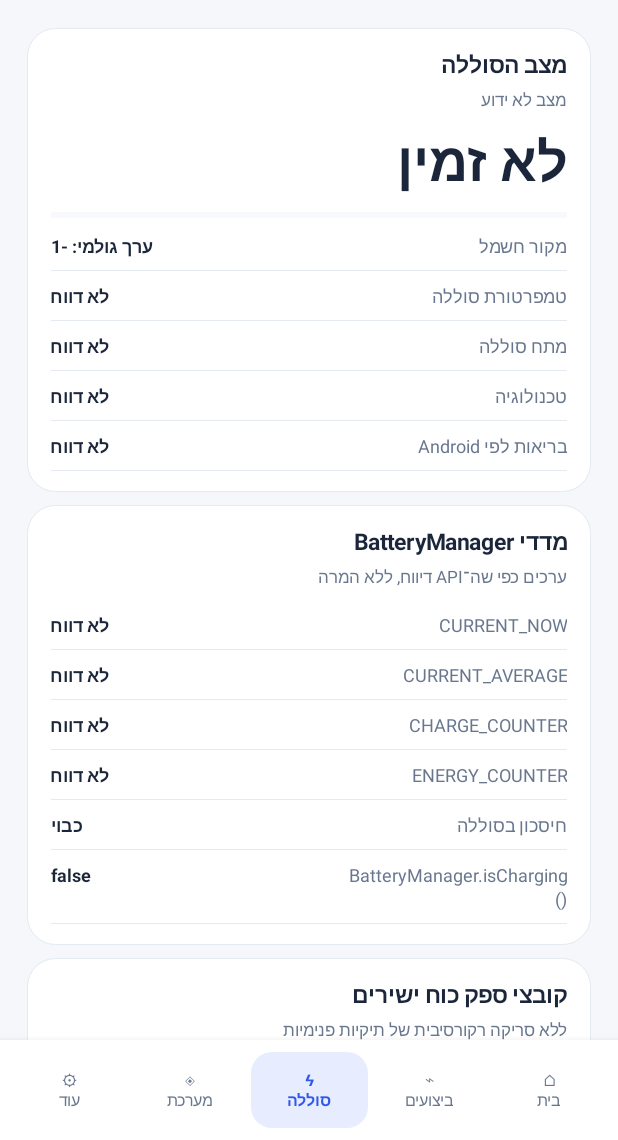
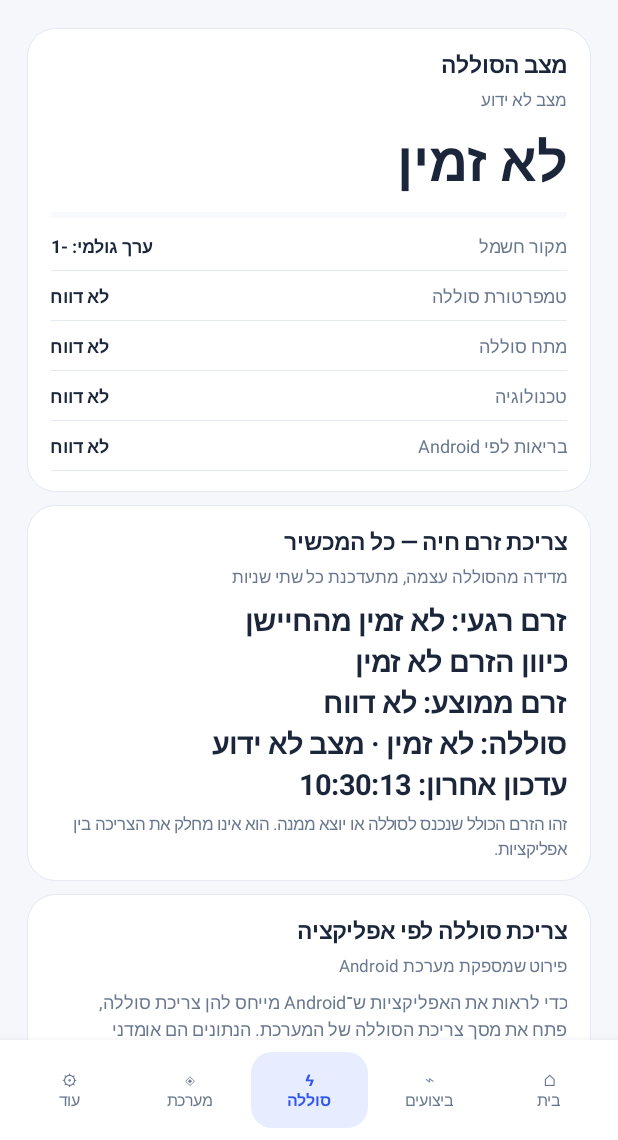
Before and after one commit to a0534186049-byte/app, an Android app: the screen it shows after launch (MainActivity), after a tap on an icon or button, on a phone screen of 412 x 824 dp, the part 96-1236 px from its top. Run offline under Robolectric (Android 15) with nearby library versions, the phone set to English and light mode, and no system bars; 3 other taps on this screen came first.

Commit message:
Add Android battery usage shortcut and live whole-device current monitor

```diff
--- a/app/build.gradle.kts
+++ b/app/build.gradle.kts
@@ -11,8 +11,8 @@ android {
         applicationId = "il.devicelab"
         minSdk = 33
         targetSdk = 35
-        versionCode = 3
-        versionName = "2.0.1"
+        versionCode = 4
+        versionName = "2.1.0"
     }
 
     buildTypes {
--- a/app/src/main/kotlin/il/devicelab/MainActivity.kt
+++ b/app/src/main/kotlin/il/devicelab/MainActivity.kt
@@ -14,6 +14,8 @@ import android.hardware.camera2.CameraManager
 import android.media.MediaCodecList
 import android.os.BatteryManager
 import android.os.Build
+import android.os.Handler
+import android.os.Looper
 import android.os.Bundle
 import android.os.Environment
 import android.os.PowerManager
@@ -79,6 +81,8 @@ class MainActivity : Activity() {
 
     private val fmt = DecimalFormat("#,##0.0")
     private val worker = Executors.newSingleThreadExecutor()
+    private val batteryLiveHandler = Handler(Looper.getMainLooper())
+    private var batteryLiveRunnable: Runnable? = null
     private var page = Page.HOME
     private var themeMode = ThemeMode.SYSTEM
     private lateinit var colors: Palette
@@ -94,7 +98,7 @@ class MainActivity : Activity() {
         render()
         refreshCpu()
     }
-    override fun onDestroy() { worker.shutdownNow(); super.onDestroy() }
+    override fun onDestroy() { stopBatteryLiveUpdates(); worker.shutdownNow(); super.onDestroy() }
 
     private fun palette(): Palette {
         val systemDark = (resources.configuration.uiMode and Configuration.UI_MODE_NIGHT_MASK) == Configuration.UI_MODE_NIGHT_YES
@@ -104,6 +108,7 @@ class MainActivity : Activity() {
     }
 
     private fun render() {
+        stopBatteryLiveUpdates()
         colors = palette()
         window.statusBarColor = colors.bg
         window.navigationBarColor = colors.bg
@@ -211,6 +216,21 @@ class MainActivity : Activity() {
         addDetail(main,"מתח סוללה",b.voltageV?.let { fmt.format(it)+" V" } ?: "לא דווח"); addDetail(main,"טכנולוגיה",b.tech ?: "לא דווח")
         addDetail(main,"בריאות לפי Android",b.healthRaw?.toString() ?: "לא דווח")
         content.addView(main,match()); gap(9)
+
+        val liveCard=card("צריכת זרם חיה — כל המכשיר","מדידה מהסוללה עצמה, מתעדכנת כל שתי שניות")
+        val liveValue=txt("אוסף נתון מהסוללה…",19f,colors.text,true)
+        liveCard.addView(liveValue)
+        gapIn(liveCard,6)
+        liveCard.addView(txt("זהו הזרם הכולל שנכנס לסוללה או יוצא ממנה. הוא אינו מחלק את הצריכה בין אפליקציות.",11f,colors.muted))
+        content.addView(liveCard,match()); gap(9)
+        startBatteryLiveUpdates(liveValue)
+
+        val appUsage=card("צריכת סוללה לפי אפליקציה","פירוט שמספקת מערכת Android")
+        appUsage.addView(txt("כדי לראות את האפליקציות ש־Android מייחס להן צריכת סוללה, פתח את מסך צריכת הסוללה של המערכת. הנתונים הם אומדני BatteryStats לפי תקופת המדידה של Android — לא מד זרם חי לכל אפליקציה.",12f,colors.muted))
+        gapIn(appUsage,10)
+        appUsage.addView(button("פתח פירוט צריכת הסוללה של Android",true) { openSystemBatteryUsage() })
+        content.addView(appUsage,match()); gap(9)
+
         val api=card("מדדי BatteryManager","ערכים כפי שה־API דיווח, ללא המרה")
         addDetail(api,"CURRENT_NOW",b.currentNow?.let { "$it µA" } ?: "לא דווח")
         addDetail(api,"CURRENT_AVERAGE",b.currentAvg?.let { "$it µA" } ?: "לא דווח")
@@ -228,6 +248,57 @@ class MainActivity : Activity() {
         addDetail(ram,"RAM זמין",gb(m.available)+" GB"); addDetail(ram,"סף low-memory",mb(m.threshold)+" MB"); addDetail(ram,"המערכת מסמנת lowMemory",if(m.low) "כן" else "לא")
         content.addView(ram,match()); gap(10)
         noteCard("הגבלת המידע","זרם ו־charge counter הם דיווחי מערכת. הם אינם מדידת בריאות סוללה, קיבולת מלאה מאומתת או מספר מחזורי טעינה.")
+    }
+
+    private fun stopBatteryLiveUpdates() {
+        batteryLiveRunnable?.let { batteryLiveHandler.removeCallbacks(it) }
+        batteryLiveRunnable = null
+    }
+
+    private fun startBatteryLiveUpdates(target: TextView) {
+        stopBatteryLiveUpdates()
+        val update = object : Runnable {
+            override fun run() {
+                if (page != Page.BATTERY || isFinishing || isDestroyed) return
+                val snapshot = battery()
+                val now = snapshot.currentNow
+                val average = snapshot.currentAvg
+                val nowText = now?.let {
+                    (if (it > 0L) "+" else "") + fmt.format(it / 1000.0) + " mA"
+                } ?: "לא זמין מהחיישן"
+                val averageText = average?.let {
+                    (if (it > 0L) "+" else "") + fmt.format(it / 1000.0) + " mA"
+                } ?: "לא דווח"
+                val direction = when {
+                    now == null -> "כיוון הזרם לא זמין"
+                    now > 0L -> "הזרם נכנס לסוללה — טעינה"
+                    now < 0L -> "הזרם יוצא מהסוללה — פריקה"
+                    else -> "לא נמדד זרם נטו כרגע"
+                }
+                val timestamp = SimpleDateFormat("HH:mm:ss", Locale.getDefault()).format(Date())
+                target.text = "זרם רגעי: " + nowText +
+                    "\n" + direction +
+                    "\nזרם ממוצע: " + averageText +
+                    "\nסוללה: " + (snapshot.level?.toString()?.plus("%") ?: "לא זמין") +
+                    " · " + snapshot.statusText +
+                    "\nעדכון אחרון: " + timestamp
+                batteryLiveHandler.postDelayed(this, 2000L)
+            }
+        }
+        batteryLiveRunnable = update
+        update.run()
+    }
+
+    private fun openSystemBatteryUsage() {
+        try {
+            startActivity(Intent(Intent.ACTION_POWER_USAGE_SUMMARY))
+        } catch (t: Throwable) {
+            Toast.makeText(
+                this,
+                "הקושחה לא חשפה מסך פירוט צריכת סוללה של Android.",
+                Toast.LENGTH_LONG
+            ).show()
+        }
     }
 
     private fun hardwarePage() {
```
Also changed, not shown: 1 other file.
